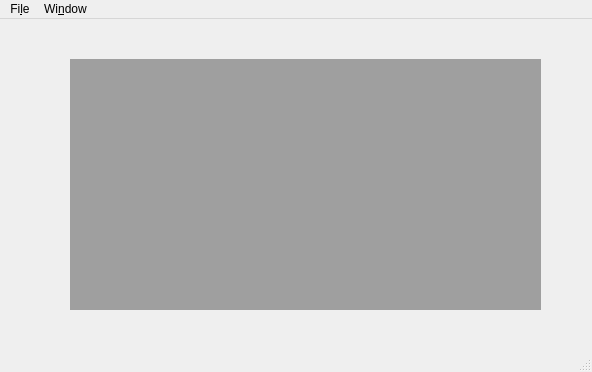
This is table_editor/ui/mainwindow.ui in Vdimir/cpad-lab as Qt 5 draws it before an edit. The edited form follows.
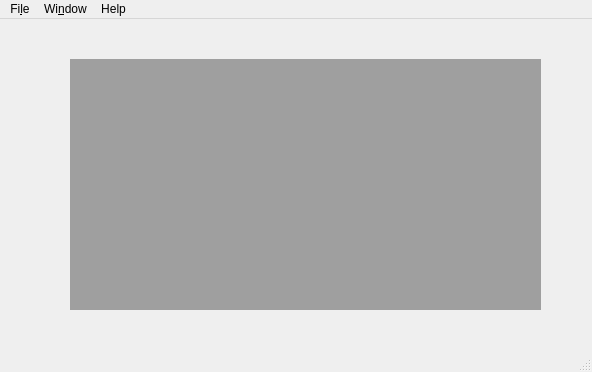
This is the edited form.

Diff of the .ui file:
```diff
--- a/table_editor/ui/mainwindow.ui
+++ b/table_editor/ui/mainwindow.ui
@@ -48,8 +48,15 @@
     </property>
     <addaction name="actionClose_All"/>
    </widget>
+   <widget class="QMenu" name="menuHelp">
+    <property name="title">
+     <string>Help</string>
+    </property>
+    <addaction name="actionAbout"/>
+   </widget>
    <addaction name="menuFile"/>
    <addaction name="menuWindow"/>
+   <addaction name="menuHelp"/>
   </widget>
   <widget class="QStatusBar" name="statusbar"/>
   <action name="actionOpen">
```
Left out of the diff: 5 changed lines with no effect on the pictures.
